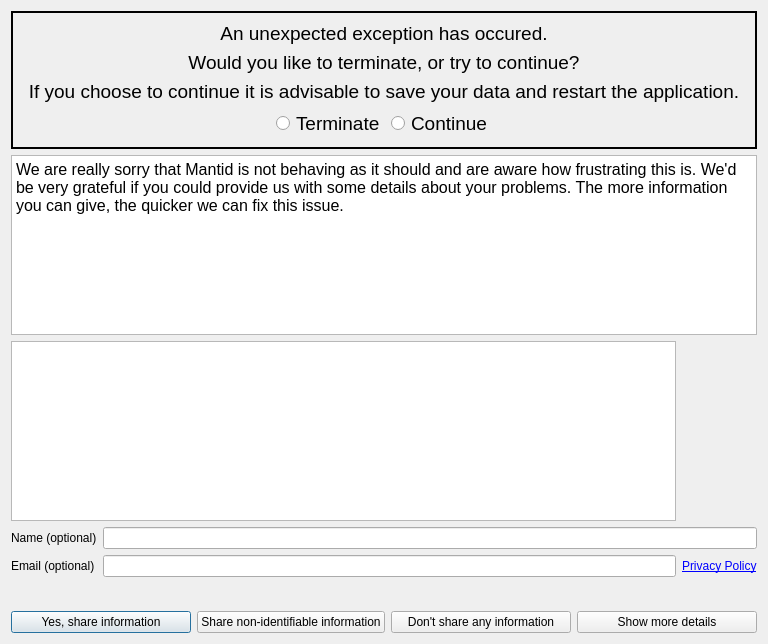
Qt form qt/python/mantidqt/mantidqt/dialogs/errorreports/errorreport.ui (mantidproject/mantid) before a commit.
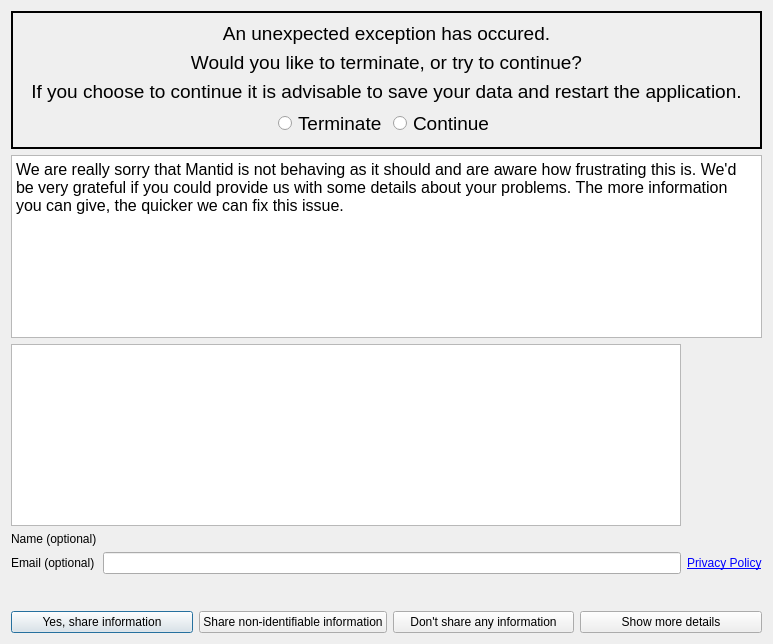
The same form after that commit. Icons and pictures are not drawn.

Commit message:
Save Contact info in Error Reporter
Add checkbox for users to Save their name and email in a local file
They are only saved if the ShareAllInfo button is clicked
If the SaveContactInfo Checkbox is unclicked and any of the 3 options
are chosen then the Saved Contact info file is emptied
Saving only one of Name/Email works

Diff of the .ui file:
```diff
--- a/qt/python/mantidqt/mantidqt/dialogs/errorreports/errorreport.ui
+++ b/qt/python/mantidqt/mantidqt/dialogs/errorreports/errorreport.ui
@@ -6,7 +6,7 @@
    <rect>
     <x>0</x>
     <y>0</y>
-    <width>768</width>
+    <width>773</width>
     <height>644</height>
    </rect>
   </property>
@@ -60,13 +60,6 @@
        </property>
       </widget>
      </item>
-     <item row="0" column="1" colspan="2">
-      <widget class="QLineEdit" name="input_name_line_edit">
-       <property name="maxLength">
-        <number>128</number>
-       </property>
-      </widget>
-     </item>
      <item row="0" column="0">
       <widget class="QLabel" name="label">
        <property name="text">
```
Left out of the diff: 1 changed line with no effect on the pictures. The commit also changes 2 other files.
